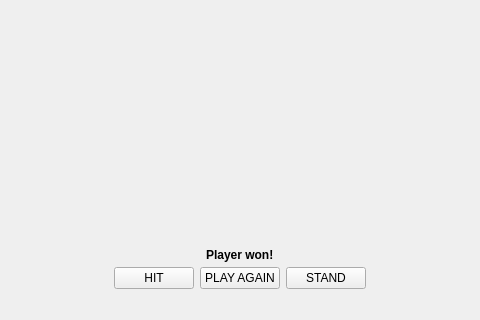
fflvm1/Qlackjack, file mainwindow.ui: the form before one commit; both pictures show x 160 to 640 and y 280 to 600 of the 800 by 600 pixel window.
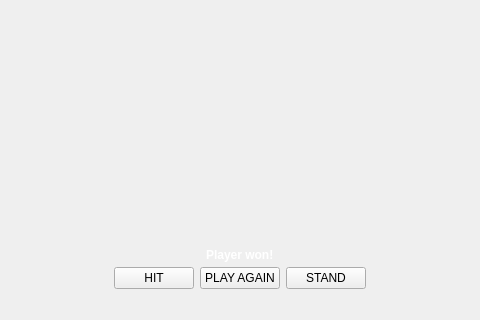
The form after the commit.

What changed in the file:
```diff
--- a/mainwindow.ui
+++ b/mainwindow.ui
@@ -57,6 +57,9 @@
              <bold>true</bold>
             </font>
            </property>
+           <property name="styleSheet">
+            <string notr="true">color: white;</string>
+           </property>
            <property name="text">
             <string>Player won!</string>
            </property>
```
Left out of the diff: 9 changed lines with no effect on the pictures.
